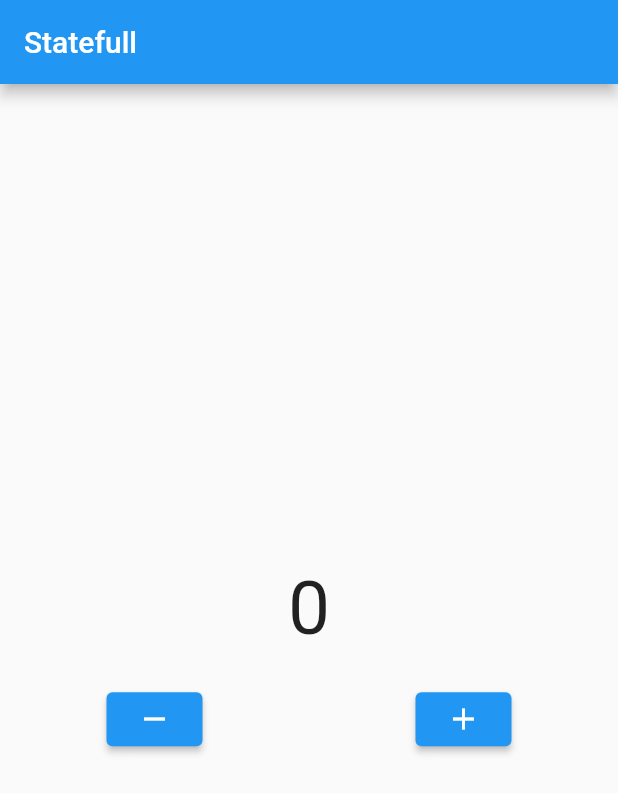
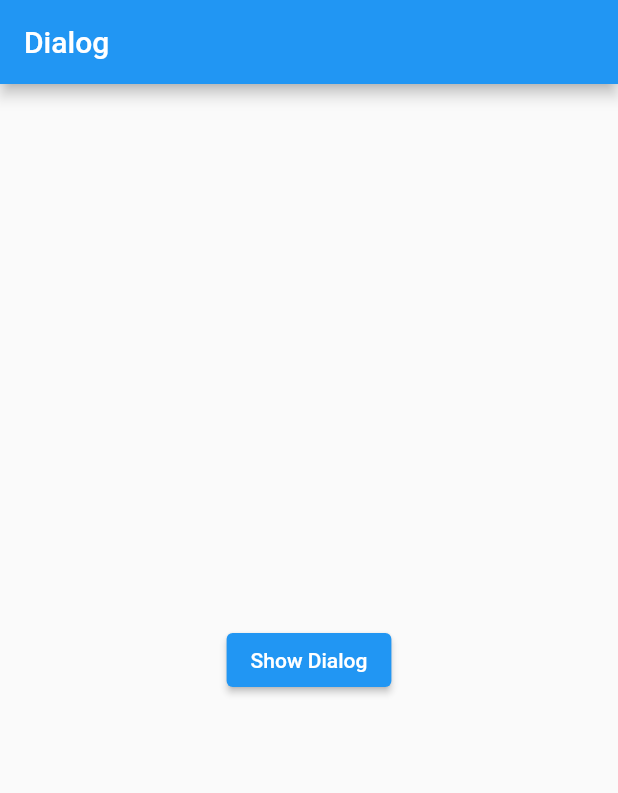
Before and after one commit to AhmadIkbalDjaya/fast_track_flutter_beginner, a Flutter app: the screen it shows after launch, on a phone screen of 412 x 824 dp. Shown: the top 793 px of the screen. Run offline on Flutter 3.47's test engine with Material 2 defaults, Android fonts, the phone set to English and light mode, and no system bars.

Commit message:
26. Dialog

```diff
--- a/lib/main.dart
+++ b/lib/main.dart
@@ -15,42 +15,48 @@ class _MyAppState extends State<MyApp> {
   @override
   Widget build(BuildContext context) {
     return MaterialApp(
-      home: Scaffold(
-        appBar: AppBar(
-          title: Text("Statefull"),
-        ),
-        body: Center(
-          child: Column(
-            mainAxisAlignment: MainAxisAlignment.center,
-            children: [
-              Text(
-                "$nilai",
-                style: TextStyle(
-                  fontSize: 50,
+      home: HomePage(),
+    );
+  }
+}
+
+class HomePage extends StatelessWidget {
+  const HomePage({
+    super.key,
+  });
+
+  @override
+  Widget build(BuildContext context) {
+    return Scaffold(
+      appBar: AppBar(
+        title: Text("Dialog"),
+      ),
+      body: Center(
+        child: ElevatedButton(
+          onPressed: () {
+            showDialog(
+              context: context,
+              builder: (context) => AlertDialog(
+                title: Text("Ini Judul"),
+                content: Text(
+                    "Ini adalah deskripsi dari dialog, Ini adalah deskripsi dari dialog"),
+                actions: [
+                  ElevatedButton(
+                    onPressed: () {},
+                    child: Text("Cancel"),
+                  ),
+                  ElevatedButton(
+                    onPressed: () {},
+                    child: Text("OK"),
+                  ),
+                ],
+                shape: RoundedRectangleBorder(
+                  borderRadius: BorderRadius.circular(20),
                 ),
               ),
-              SizedBox(height: 20),
-              Row(
-                mainAxisAlignment: MainAxisAlignment.spaceAround,
-                children: [
-                  ElevatedButton(
-                    onPressed: () {
-                      nilai--;
-                      setState(() {});
-                    },
-                    child: Icon(Icons.remove),
-                  ),
-                  ElevatedButton(
-                    onPressed: () {
-                      nilai++;
-                      setState(() {});
-                    },
-                    child: Icon(Icons.add),
-                  ),
-                ],
-              )
-            ],
-          ),
+            );
+          },
+          child: Text("Show Dialog"),
         ),
       ),
     );
```
